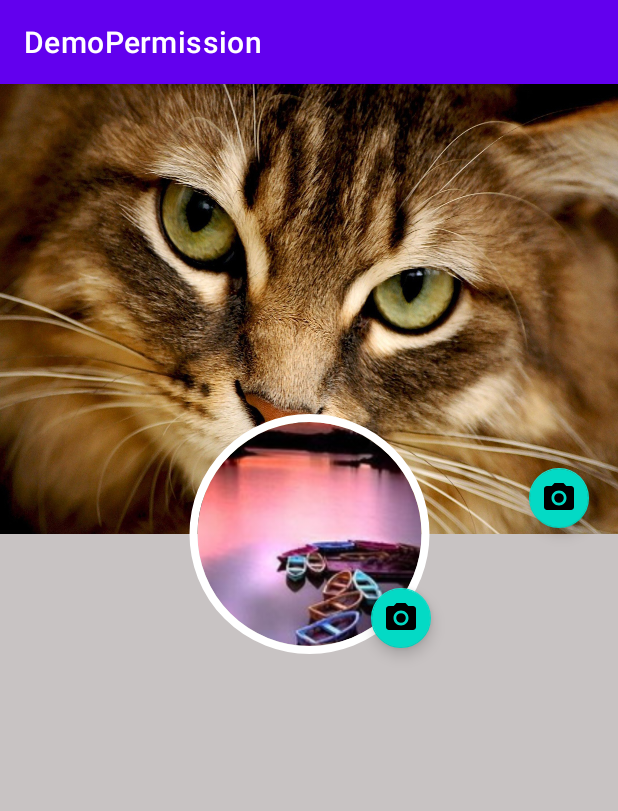
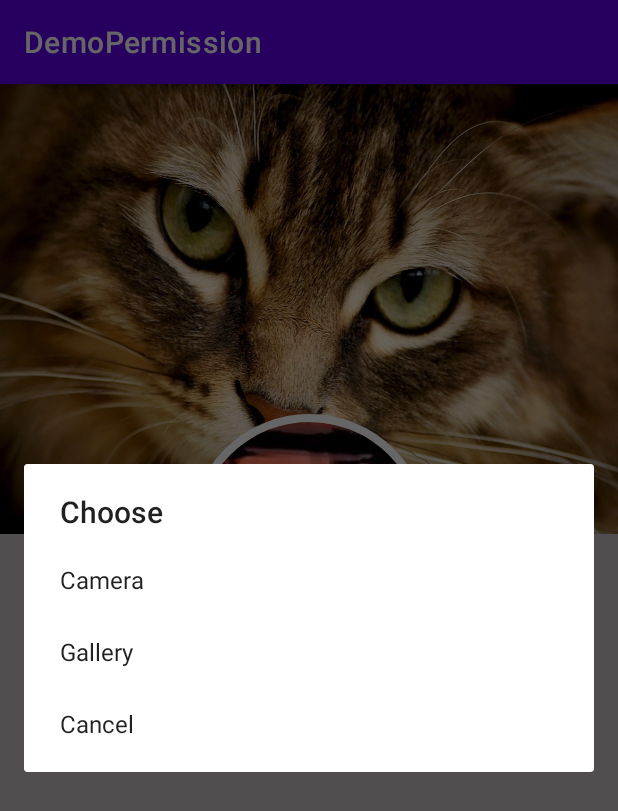
Before and after one commit to mfrdev2/Android-RuntimePermission, an Android app: the screen it shows after launch (MainActivity), after a tap on an icon or button, on a phone screen of 412 x 824 dp. Shown: the top 811 px of the screen. Run offline under Robolectric (Android 15) with nearby library versions, the phone set to English and light mode, and no system bars; our stand-ins replace CircleImageView.

```diff
--- a/app/src/main/AndroidManifest.xml
+++ b/app/src/main/AndroidManifest.xml
@@ -1,8 +1,8 @@
 <?xml version="1.0" encoding="utf-8"?>
 <manifest xmlns:android="http://schemas.android.com/apk/res/android"
     package="com.frabbi.demopermission">
-    <uses-permission android:name="android.permission.READ_EXTERNAL_STORAGE"/>
-    <uses-permission android:name="android.permission.CAMERA"/>
+  <!--  <uses-permission android:name="android.permission.READ_EXTERNAL_STORAGE"/>
+    <uses-permission android:name="android.permission.CAMERA"/>-->
 
     <application
         android:allowBackup="true"
@@ -10,6 +10,7 @@
         android:label="@string/app_name"
         android:roundIcon="@mipmap/ic_launcher_round"
         android:supportsRtl="true"
+        android:requestLegacyExternalStorage="true"
         android:theme="@style/Theme.DemoPermission">
         <activity
             android:name=".MainActivity"
--- a/app/src/main/res/layout/activity_main.xml
+++ b/app/src/main/res/layout/activity_main.xml
@@ -8,7 +8,7 @@
     tools:context=".MainActivity">
 
     <ImageView
-        android:id="@+id/imageView"
+        android:id="@+id/coverPicId"
         android:layout_width="0dp"
         android:layout_height="300dp"
         android:scaleType="fitXY"
@@ -23,22 +23,22 @@
         android:layout_height="wrap_content"
         android:layout_marginEnd="15dp"
         android:clickable="true"
-        app:layout_constraintBottom_toBottomOf="@+id/imageView"
-        app:layout_constraintEnd_toEndOf="@+id/imageView"
+        app:layout_constraintBottom_toBottomOf="@+id/coverPicId"
+        app:layout_constraintEnd_toEndOf="@+id/coverPicId"
         app:fabSize="mini"
         app:srcCompat="@drawable/ic_baseline_camera_alt_24" />
 
     <de.hdodenhof.circleimageview.CircleImageView
-        android:id="@+id/profile_image"
+        android:id="@+id/profile_imageId"
         android:layout_width="170dp"
         android:layout_height="160dp"
         android:src="@drawable/profile"
         app:civ_border_color="#FFFFFF"
         app:civ_border_width="5dp"
-        app:layout_constraintBottom_toBottomOf="@+id/imageView"
-        app:layout_constraintEnd_toEndOf="@+id/imageView"
+        app:layout_constraintBottom_toBottomOf="@+id/coverPicId"
+        app:layout_constraintEnd_toEndOf="@+id/coverPicId"
         app:layout_constraintStart_toStartOf="parent"
-        app:layout_constraintTop_toBottomOf="@+id/imageView" />
+        app:layout_constraintTop_toBottomOf="@+id/coverPicId" />
 
     <com.google.android.material.floatingactionbutton.FloatingActionButton
         android:id="@+id/fabProfile"
@@ -46,8 +46,8 @@
         android:layout_height="wrap_content"
         android:clickable="true"
         app:fabSize="mini"
-        app:layout_constraintBottom_toBottomOf="@+id/profile_image"
-        app:layout_constraintEnd_toEndOf="@+id/profile_image"
+        app:layout_constraintBottom_toBottomOf="@+id/profile_imageId"
+        app:layout_constraintEnd_toEndOf="@+id/profile_imageId"
         app:srcCompat="@drawable/ic_baseline_camera_alt_24" />
 
 
```
Also changed, not shown: app/src/main/java/com/frabbi/demopermission/MainActivity.java (+82 -23 lines).
